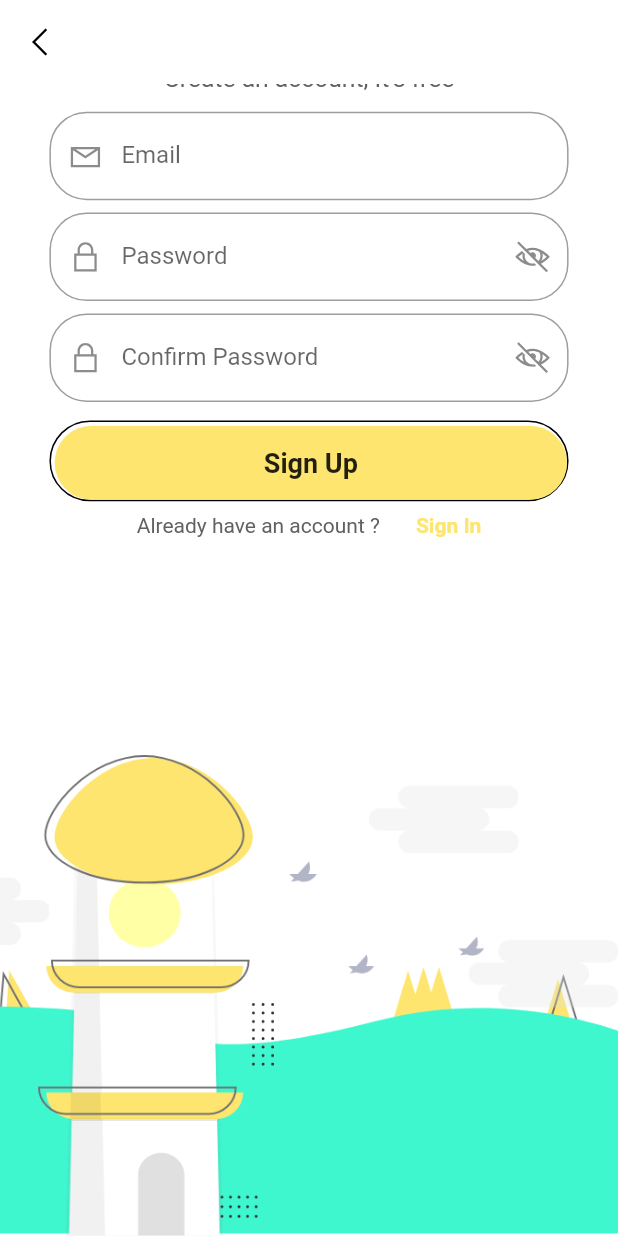
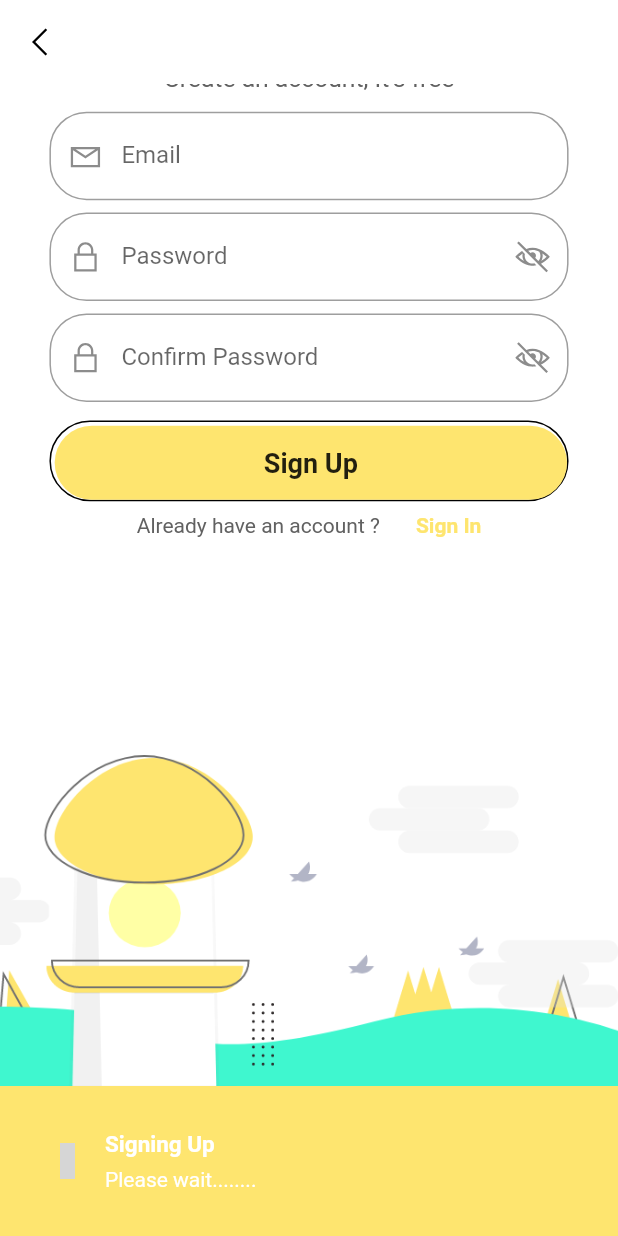
Before and after one commit to daviinjuguna/SmartShare, a Flutter app: the RegisterPage screen opened by its route, scrolled down 56 dp, after a tap on "Sign Up", on a phone screen of 412 x 824 dp. Run offline on Flutter 3.47's test engine with Material 2 defaults, Android fonts, the phone set to English and light mode, and no system bars; our stand-ins replace bloc, bubble_bottom_bar, chopper, dartz, data_connection_checker, equatable and 11 more; missing offline and left inert: flutter_statusbarcolor; accounts and stored records are empty; generated files the repository leaves out were written again; network calls fail; grey boxes are pictures that could not be loaded.

Commit message:
regester complete

```diff
--- a/lib/core/routes/router.dart
+++ b/lib/core/routes/router.dart
@@ -5,7 +5,6 @@ import 'package:SmartShare/features/presentation/pages/core/splash_screen.dart';
 import 'package:SmartShare/features/presentation/pages/home/dashboard_screen.dart';
 import 'package:SmartShare/features/presentation/pages/intro/welcome_page.dart';
 import 'package:SmartShare/features/presentation/pages/auth/register_page.dart';
-import 'package:auto_route/auto_route_annotations.dart';
 import 'package:flutter/cupertino.dart';
 import 'package:flutter/material.dart';
 
@@ -57,7 +56,7 @@ class RoutesGenerator {
           title: Text('Error'),
         ),
         body: Center(
-          child: Text('ERROR SASA UMEEKA PAGE HAMUNA 😂😂😂😂😂✌'),
+          child: Text('ANGALIA SASA UMEEKA PAGE HAKUNA 😂😂😂😂😂✌'),
         ),
       );
     });
--- a/lib/core/utils/constants.dart
+++ b/lib/core/utils/constants.dart
@@ -1,7 +1,7 @@
 import 'package:flutter/material.dart';
 import 'package:supercharged/supercharged.dart';
 
-const String BASE_URL = "";
+const String BASE_URL = "http://192.168.137.1:80";
 
 class Style {
   static final primaryColor = "fee56f".toColor();
--- a/lib/features/data/model/post/post_model.dart
+++ b/lib/features/data/model/post/post_model.dart
@@ -16,8 +16,11 @@ class PostModel {
   String createdAt;
   @JsonKey(name: "updated_at")
   String updatedAt;
+  @JsonKey( name: "comments_count")
   int commentsCount;
+  @JsonKey(name: "likes_count")
   int likesCount;
+  @JsonKey(name: "self_like")
   bool selfLike;
   UserModel user;
   List<CommentModel> comments;
--- a/lib/features/presentation/bloc/auth/intro_bloc/intro_state.dart
+++ b/lib/features/presentation/bloc/auth/intro_bloc/intro_state.dart
@@ -1,9 +1,22 @@
 part of 'intro_bloc.dart';
 
-@freezed
-abstract class IntroState with _$IntroState {
-  const factory IntroState.initial() = _Initial;
-  const factory IntroState.authenticated() = _Authenticated;
-  const factory IntroState.unauthenticated() = _Unauthenticated;
-  const factory IntroState.error(final String message) = _Error;
+abstract class IntroState extends Equatable {
+  // const factory IntroState.initial() = _Initial;
+  // const factory IntroState.authenticated() = _Authenticated;
+  // const factory IntroState.unauthenticated() = _Unauthenticated;
+  // const factory IntroState.error(final String message) = _Error;
+  const IntroState();
+  @override
+  List<Object> get props => [];
 }
+
+class Initial extends IntroState {}
+class Authenticated extends IntroState {}
+class Unauthenticated extends IntroState {}
+class Error extends IntroState {
+  final String message;
+
+  Error({@required this.message});
+  @override
+  List<Object> get props => [message];
+}
--- a/lib/features/presentation/pages/auth/register_page.dart
+++ b/lib/features/presentation/pages/auth/register_page.dart
@@ -1,11 +1,16 @@
+import 'package:SmartShare/core/utils/constants.dart';
 import 'package:SmartShare/core/utils/size_config.dart';
+import 'package:SmartShare/features/presentation/bloc/auth/auth_bloc/auth_bloc.dart';
+import 'package:SmartShare/features/presentation/bloc/auth/intro_bloc/intro_bloc.dart';
 import 'package:SmartShare/features/presentation/widgets/components/already_have_an_account_check.dart';
 import 'package:SmartShare/features/presentation/widgets/components/background.dart';
 import 'package:SmartShare/features/presentation/widgets/components/custom_button.dart';
+import 'package:SmartShare/features/presentation/widgets/components/custom_flushbar.dart';
 import 'package:SmartShare/features/presentation/widgets/components/fade_animation.dart';
 import 'package:SmartShare/features/presentation/widgets/components/textfield.dart';
-import 'package:auto_route/auto_route.dart';
+import 'package:SmartShare/injection.dart';
 import 'package:flutter/material.dart';
+import 'package:flutter_bloc/flutter_bloc.dart';
 import 'package:line_awesome_flutter/line_awesome_flutter.dart';
 
 class RegisterPage extends StatefulWidget {
@@ -19,17 +24,31 @@ class _RegisterPageState extends State<RegisterPage> {
   final TextEditingController _emailController = TextEditingController();
   final TextEditingController _passwordController = TextEditingController();
   final TextEditingController _passwordConfirmation = TextEditingController();
+  final _key = GlobalKey<FormState>();
   bool _passwordVisible;
+
+  AuthBloc _bloc;
 
   @override
   void initState() {
     super.initState();
     _passwordVisible = false;
+    _bloc = getIt<AuthBloc>();
+
+    _emailController.addListener(() {
+      _bloc.add(AuthEvent.emailChanged(_emailController.text));
+    });
+
+    _passwordController.addListener(() {
+      _bloc.add(AuthEvent.passwordChanged(_passwordController.text));
+    });
   }
   @override
   Widget build(BuildContext context) {
     SizeConfig().init(context);
-    return Scaffold(
+    return BlocProvider<AuthBloc>(
+      create: (_) => _bloc,
+      child: Scaffold(
         resizeToAvoidBottomInset: false,
         backgroundColor: Colors.white,
         appBar: AppBar(
@@ -43,7 +62,43 @@ class _RegisterPageState extends State<RegisterPage> {
             icon: Icon(LineAwesomeIcons.angle_left, size: SizeConfig.safeBlockHorizontal*6, color: Colors.black,),
           ),
         ),
-      body: SingleChildScrollView(
+        body: BlocConsumer<AuthBloc,AuthState>(
+          listener: (context, state) {
+            if (state.isSubmitting) {
+              Scaffold.of(context)
+              ..hideCurrentSnackBar()
+              ..showSnackBar(
+                SnackBar(
+                  backgroundColor: Style.primaryColor,
+                  content:loadingFlashbar(
+                    "Signing Up",//title
+                    "Please wait........",//message
+                    Style.primaryColor//color
+                  ),
+                )
+              );
+            }
+            if (state.isFailure) {
+              Scaffold.of(context)
+              ..hideCurrentSnackBar()
+              ..showSnackBar(
+                SnackBar(
+                  backgroundColor: Colors.red[400],
+                  content: errorFlushbar(
+                    "Sorry, Sign up failed, check your credentials"//message
+                  )
+                ),
+              );
+            }
+            if (state.isSuccess) {
+              getIt<IntroBloc>().add(IntroEvent.loggedIn());
+              // Navigator.of(context).pop();
+              Navigator.of(context).pushReplacementNamed("/dashboard");
+            }
+          },
+
+          builder: (context, state) {
+          return SingleChildScrollView(
             child: CustomBackground(
               child: Container(//40=8
                 padding: EdgeInsets.symmetric(horizontal: SizeConfig.safeBlockHorizontal*8),
@@ -52,7 +107,9 @@ class _RegisterPageState extends State<RegisterPage> {
                 child: Column(
                   mainAxisAlignment: MainAxisAlignment.start,
                   children: [
-                Column(
+                    Form(
+                      key: _key,
+                      child: Column(
                         children: [
                           FadeAnimation(1, Text("Sign up", style: TextStyle(
                             fontSize: SizeConfig.safeBlockHorizontal*8,
@@ -65,6 +122,7 @@ class _RegisterPageState extends State<RegisterPage> {
                           ),)),
                         ],
                       ),
+                    ),
                     SizedBox(height: SizeConfig.safeBlockHorizontal*3,),
                     Column(
                       children: [
@@ -72,7 +130,9 @@ class _RegisterPageState extends State<RegisterPage> {
                           obscureText: false,
                           controller: _emailController,
                           keyboardType: TextInputType.emailAddress,
-                      // validation: (){},
+                          validation: (_){
+                            return !state.isEmailValid ? "Please enter a valid email" : null;
+                          },
                           prefix: Icon(LineAwesomeIcons.envelope),
                           lableText: "Email",
                           hintText: "Enter your email")),
@@ -81,7 +141,9 @@ class _RegisterPageState extends State<RegisterPage> {
                           obscureText: !_passwordVisible,
                           controller: _passwordController,
                           keyboardType: TextInputType.text,
-                      // validation:(){},
+                          validation:(_){
+                            return !state.isPasswordValid ? "Please enter alpha-numerical min of 6" :null;
+                          },
                           prefix: Icon(LineAwesomeIcons.lock),
                           suffix: IconButton(
                             icon: Icon(_passwordVisible ? LineAwesomeIcons.eye:LineAwesomeIcons.eye_slash),
@@ -97,9 +159,23 @@ class _RegisterPageState extends State<RegisterPage> {
                         FadeAnimation(1.4, PasswordTextField(
                           obscureText: !_passwordVisible,
                           controller: _passwordConfirmation,
+                          textInputAction: TextInputAction.go,
+                          onSubmitted: (_){
+                            _register();
+                          },
                           keyboardType: TextInputType.text,
-                      // validation:(){},
                           prefix: Icon(LineAwesomeIcons.lock),
+                          validation: (v){
+                            if(v.trim() != _passwordController.text){
+                                return "Passwords do not match";
+                            }else{
+                              return null;
+                            }
+                          },
+                          onChanged: (v){
+                            if(v.trim() != _passwordController.text)
+                              return "Passwords do not match";
+                          },
                           suffix: IconButton(
                             icon: Icon(_passwordVisible ? LineAwesomeIcons.eye:LineAwesomeIcons.eye_slash),
                             onPressed: (){
@@ -114,19 +190,34 @@ class _RegisterPageState extends State<RegisterPage> {
                     ),
                     SizedBox(height: SizeConfig.safeBlockHorizontal*3,),
                     FadeAnimation(1.5, CustomButton(
-                  color: Color(0xfffee56f),
-                  press: (){},
+                      color: Style.primaryColor,
+                      press: (){
+                        if (_key.currentState.validate()) {
+                          print("is valid");
+                          _register();
+                        }
+                      },
                       text: "Sign Up")),
                     SizedBox(height: SizeConfig.safeBlockHorizontal*2,),
                     FadeAnimation(1.6, AlreadyHaveAnAccountCheck(
                       login: false,
                       press: ()=>Navigator.of(context).pushNamed("/login"),
-                  color: Color(0xfffee56f),)),
+                      color: Style.primaryColor,)),
                   ],
                 ),
               ),
             ),
+          );}
+        ),
       ),
     );
   }
+
+  void _register(){
+    _bloc.add(AuthEvent.registerPressed(
+      _emailController.text,
+      _passwordController.text,
+      _passwordConfirmation.text));
   }
+
+}
--- a/lib/features/presentation/widgets/components/textfield.dart
+++ b/lib/features/presentation/widgets/components/textfield.dart
@@ -1,5 +1,6 @@
+import 'package:flutter/material.dart';
+
 import 'package:SmartShare/features/presentation/widgets/components/input_decoration.dart';
-import 'package:flutter/material.dart';
 
 class CustomTextField extends StatelessWidget {
   final bool obscureText;
@@ -40,26 +41,33 @@ class PasswordTextField extends StatelessWidget {
   final bool obscureText;
   final TextEditingController controller;
   final TextInputType keyboardType;
-  final Function validation,onChanged;
+  final Function validation;
+  final Function onChanged;
+  final Function onSubmitted;
   final Icon prefix;
   final IconButton suffix;
   final String lableText;
   final String hintText;
+  final TextInputAction textInputAction;
 
-  const PasswordTextField({Key key,
+  const PasswordTextField({
+    Key key,
     @required this.obscureText,
     @required this.controller,
     @required this.keyboardType,
     this.validation,
+    this.onChanged,
     @required this.prefix,
     @required this.suffix,
     @required this.lableText,
-  @required this.hintText,
-  this.onChanged}) : super(key: key);
+    @required this.hintText, this.textInputAction, this.onSubmitted,
+  }) : super(key: key);
 
   @override
   Widget build(BuildContext context) {
     return TextFormField(
+      obscuringCharacter: "*",
+      textInputAction: textInputAction,
       controller: controller,
       autovalidate: true,
       autocorrect: false,
@@ -67,6 +75,7 @@ class PasswordTextField extends StatelessWidget {
       keyboardType: keyboardType,
       validator: validation,
       onChanged: onChanged,
+      onFieldSubmitted: onSubmitted,
       decoration:passwordInputDecoration(
         lableText,
         hintText,
--- a/pubspec.yaml
+++ b/pubspec.yaml
@@ -24,8 +24,7 @@ dependencies:
   flutter:
     sdk: flutter
 
-  auto_route: ^0.6.7
-  flutter_bloc: ^6.0.1
+  flutter_bloc: ^6.0.2
   bloc: ^6.0.1
   freezed_annotation: ^0.11.0+1
   json_annotation: ^3.0.1
@@ -56,9 +55,8 @@ dependencies:
 dev_dependencies:
   flutter_test:
     sdk: flutter
-  auto_route_generator: ^0.6.8
   build_runner:
-  freezed: ^0.11.5
+  freezed: ^0.11.6
   json_serializable: ^3.4.0
   injectable_generator: ^1.0.4
   moor_generator: ^3.3.1
```
Also changed, not shown: lib/features/presentation/bloc/auth/intro_bloc/intro_bloc.dart (+9 -8 lines), lib/features/presentation/pages/auth/login_page.dart (+7 -3 lines), lib/features/presentation/pages/core/splash_screen.dart (+9 -6 lines), lib/features/presentation/pages/home/dashboard_screen.dart (+8 -1 lines), lib/features/data/model/post/post_model.g.dart, lib/features/presentation/bloc/auth/intro_bloc/intro_bloc.freezed.dart, pubspec.lock. Lines whose indentation alone changed are shown as unchanged.
